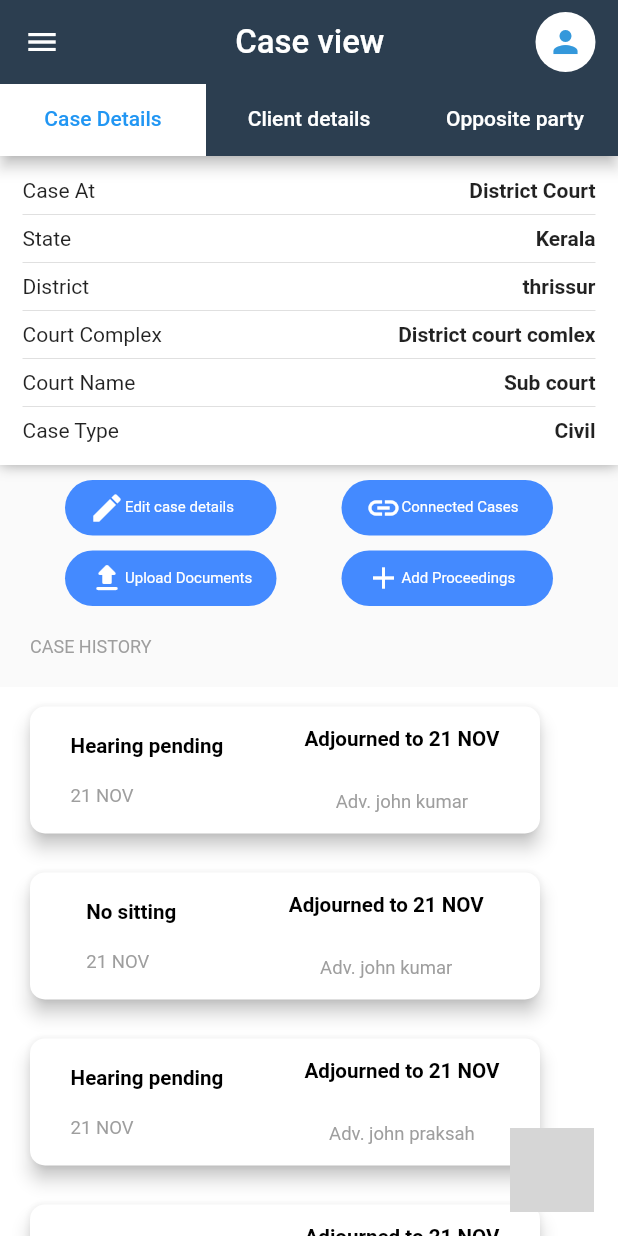
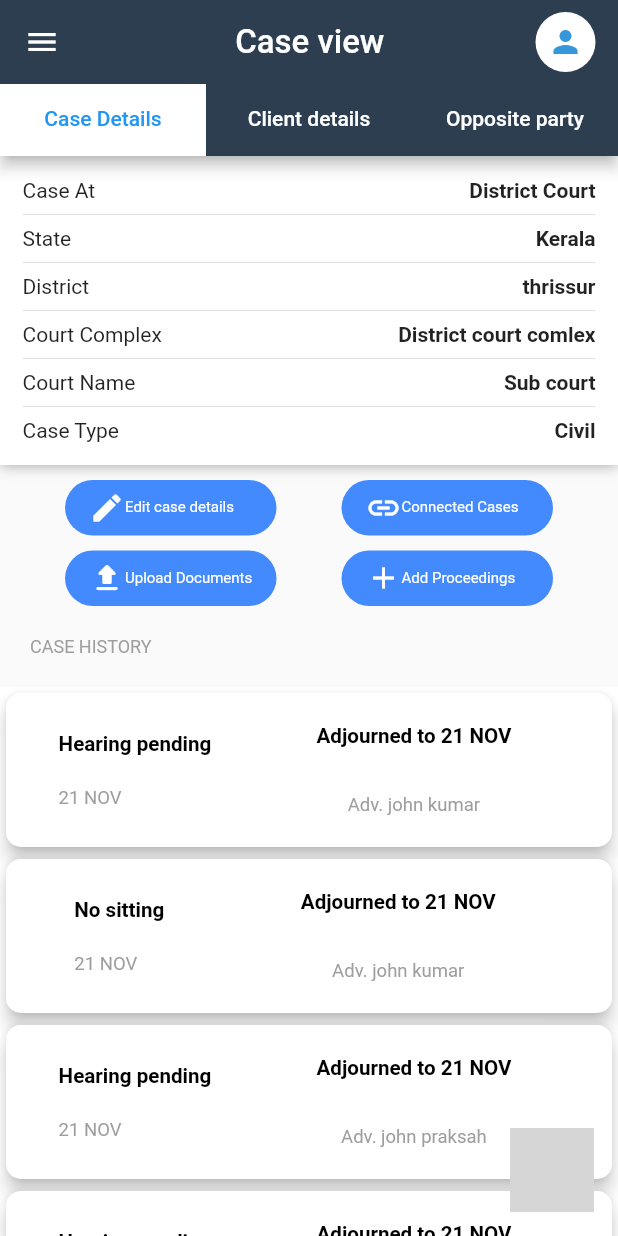
Before and after one commit to flutterpaid/ProficientLawyer, a Flutter app: the CaseDetailsPage screen opened by its route, on a phone screen of 412 x 824 dp. Run offline on Flutter 3.47's test engine with Material 2 defaults, Android fonts, the phone set to English and light mode, and no system bars; our stand-ins replace flutter_screenutil, get_it, rflutter_alert, table_calendar; missing offline and left inert: inline_calender, unicorndial; grey boxes are pictures that could not be loaded.

```diff
--- a/lib/widgets/add_schedule.dart
+++ b/lib/widgets/add_schedule.dart
@@ -23,11 +23,10 @@ Alert showAlert(context) {
     ),
     title: "",
     context: context,
-    content: Container(
-      width: 1000,
-      child: Form(
+    content: Form(
       key: _formKey,
       child: Column(
+        mainAxisSize: MainAxisSize.min,
         children: [
           SizedBox(),
           Align(
@@ -114,7 +113,6 @@ Alert showAlert(context) {
         ],
       ),
     ),
-    ),
     buttons: [
       DialogButton(
         width: widthSc - 4,
--- a/lib/widgets/case_details_card.dart
+++ b/lib/widgets/case_details_card.dart
@@ -1,10 +1,7 @@
 import 'package:flutter/cupertino.dart';
 import 'package:flutter/material.dart';
+import 'package:lawyer/app_theme/screen_util-extension.dart';
 import 'package:lawyer/app_theme/text_styles.dart';
-import 'package:lawyer/app_theme/app_colors.dart';
-import 'package:lawyer/app_theme/screen_util-extension.dart';
-import 'package:lawyer/ui/case_details_page.dart';
-import 'package:expansion_card/expansion_card.dart';
 
 class CasesDetailsCard extends StatelessWidget {
   final String caseId;
@@ -24,15 +21,17 @@ class CasesDetailsCard extends StatelessWidget {
       this.month});
   @override
   Widget build(BuildContext context) {
-    return ListTile(
-      onTap: () {},
-      title: ExpansionTile(
+    return Card(
+      shape: RoundedRectangleBorder(
+        borderRadius: BorderRadius.circular(10),
+      ),
+      elevation: 5,
+      child: ExpansionTile(
         childrenPadding: EdgeInsets.all(0),
         trailing: SizedBox(),
         tilePadding: EdgeInsets.all(0),
         children: [
-          Card(
-            child: Padding(
+          Padding(
             padding: const EdgeInsets.all(12.0),
             child: Column(
               crossAxisAlignment: CrossAxisAlignment.start,
@@ -92,19 +91,12 @@ class CasesDetailsCard extends StatelessWidget {
                 ),
               ],
             ),
-            ),
           )
         ],
         title: Container(
+          decoration:
+              BoxDecoration(borderRadius: BorderRadius.all(Radius.circular(5))),
           height: 150.h,
-          child: Card(
-              shape: RoundedRectangleBorder(
-                borderRadius: BorderRadius.circular(10),
-              ),
-              elevation: 5,
-              child: Container(
-                decoration: BoxDecoration(
-                    borderRadius: BorderRadius.all(Radius.circular(5))),
           child: Row(
             children: [
               Column(
@@ -145,7 +137,6 @@ class CasesDetailsCard extends StatelessWidget {
             ],
             mainAxisAlignment: MainAxisAlignment.spaceAround,
           ),
-              )),
         ),
       ),
     );
```
Also changed, not shown: lib/widgets/add_proceedings.dart (+3 -6 lines). Lines whose indentation alone changed are shown as unchanged.
